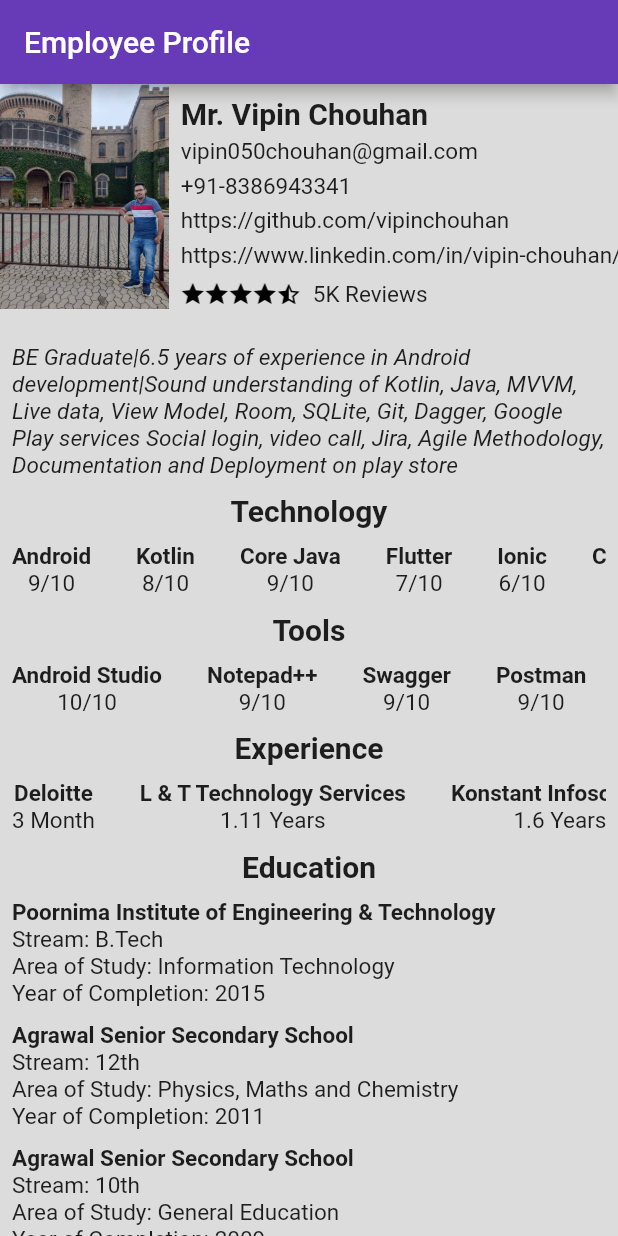
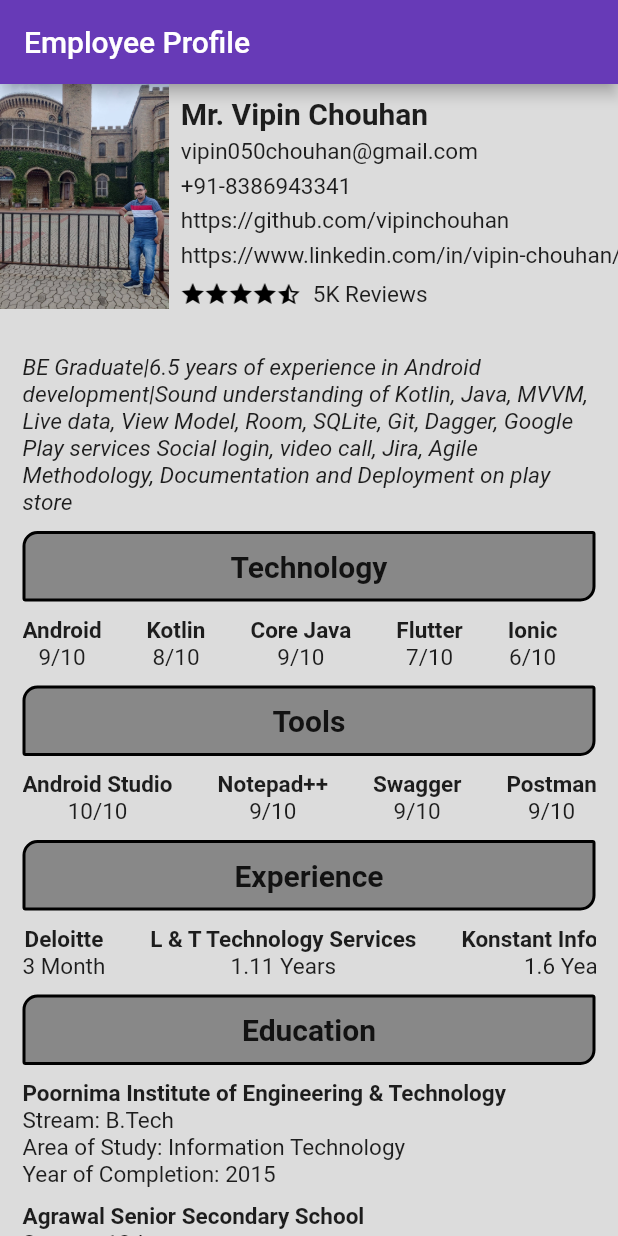
Before and after one commit to vipinchouhan/employee_information, a Flutter app: the screen it shows after launch, on a phone screen of 412 x 824 dp. Run offline on Flutter 3.47's test engine with Material 2 defaults, Android fonts, the light colour scheme and no system bars.

Commit message:
Added Box decoration in container for heading like Technology, Tools, Experience and Education

```diff
--- a/lib/main.dart
+++ b/lib/main.dart
@@ -113,14 +113,33 @@ class _MyHomePageState extends State<MyHomePage> {
                   ),
                 ),
                 Padding(
-                  padding: const EdgeInsets.all(8.0),
+                  padding: const EdgeInsets.all(15.0),
                   child: Column(
                     crossAxisAlignment: CrossAxisAlignment.start,
                     children:[
                       const Text("BE Graduate|6.5 years of experience in Android development|Sound understanding of Kotlin, Java, MVVM, Live data, View Model, Room, SQLite, Git, Dagger, Google Play services Social login, video call, Jira, Agile Methodology, Documentation and Deployment on play store",style: TextStyle(fontSize: 15,fontStyle: FontStyle.italic),),
-                      const Padding(
+                      Container(
+                        margin: EdgeInsets.only(bottom: 10,top: 10),
+                        decoration: BoxDecoration(
+                          shape: BoxShape.rectangle,
+                          border: Border.all(
+                            color: Colors.black,
+                          width: 2),
+                          color: Colors.black38,
+                          borderRadius: const BorderRadius.only(bottomRight: Radius.circular(10),topLeft: Radius.circular(10),bottomLeft: Radius.circular(2),topRight: Radius.circular(2))
+
+                        ),
+                        child: const Padding(
                           padding: EdgeInsets.all(10.0),
-                        child: Center(child: Text("Technology",style: TextStyle(fontSize: 20,fontStyle: FontStyle.normal,fontWeight: FontWeight.bold),)),
+                          child: Center(
+                              child: Text("Technology",
+                                style: TextStyle(
+                                    fontSize: 20,
+                                    fontStyle: FontStyle.normal,
+                                    fontWeight: FontWeight.bold),
+                              )
+                          ),
+                        ),
                       ),
                       SingleChildScrollView(
                         scrollDirection: Axis.horizontal,
@@ -195,9 +214,21 @@ class _MyHomePageState extends State<MyHomePage> {
                           ],
                         ),
                       ),
-                      const Padding(
+                      Container(
+                        margin: EdgeInsets.only(bottom: 10,top: 10),
+                        decoration: BoxDecoration(
+                            shape: BoxShape.rectangle,
+                            border: Border.all(
+                                color: Colors.black,
+                                width: 2),
+                            color: Colors.black38,
+                            borderRadius: const BorderRadius.only(bottomRight: Radius.circular(10),topLeft: Radius.circular(10),bottomLeft: Radius.circular(2),topRight: Radius.circular(2))
+
+                        ),
+                        child: const Padding(
                           padding: EdgeInsets.all(10.0),
                           child: Center(child: Text("Tools",style: TextStyle(fontSize: 20,fontStyle: FontStyle.normal,fontWeight: FontWeight.bold),)),
+                        ),
                       ),
                       Column(
                         children: [
@@ -387,9 +418,21 @@ class _MyHomePageState extends State<MyHomePage> {
                           ),
                         ],
                       ),
-                      const Padding(
+                      Container(
+                        margin: EdgeInsets.only(bottom: 10,top: 10),
+                        decoration: BoxDecoration(
+                            shape: BoxShape.rectangle,
+                            border: Border.all(
+                                color: Colors.black,
+                                width: 2),
+                            color: Colors.black38,
+                            borderRadius: const BorderRadius.only(bottomRight: Radius.circular(10),topLeft: Radius.circular(10),bottomLeft: Radius.circular(2),topRight: Radius.circular(2))
+
+                        ),
+                        child: const Padding(
                           padding: EdgeInsets.all(10.0),
                           child: Center(child: Text("Experience",style: TextStyle(fontSize: 20,fontStyle: FontStyle.normal,fontWeight: FontWeight.bold),)),
+                        ),
                       ),
                       Column(
                         children: [
@@ -457,9 +500,21 @@ class _MyHomePageState extends State<MyHomePage> {
                           ),
                         ],
                       ),
-                      const Padding(
+                      Container(
+                        margin: EdgeInsets.only(bottom: 10,top: 10),
+                        decoration: BoxDecoration(
+                            shape: BoxShape.rectangle,
+                            border: Border.all(
+                                color: Colors.black,
+                                width: 2),
+                            color: Colors.black38,
+                            borderRadius: const BorderRadius.only(bottomRight: Radius.circular(10),topLeft: Radius.circular(10),bottomLeft: Radius.circular(2),topRight: Radius.circular(2))
+
+                        ),
+                        child: const Padding(
                           padding: EdgeInsets.all(10.0),
                           child: Center(child: Text("Education",style: TextStyle(fontSize: 20,fontStyle: FontStyle.normal,fontWeight: FontWeight.bold),)),
+                        ),
                       ),
                       Column(
                         crossAxisAlignment: CrossAxisAlignment.start,
```
Lines whose indentation alone changed are shown as unchanged.
